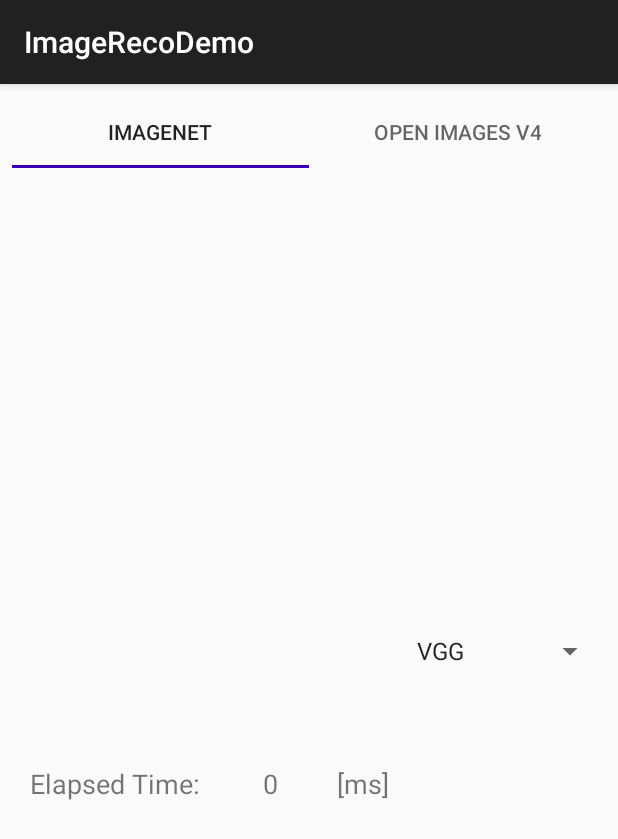
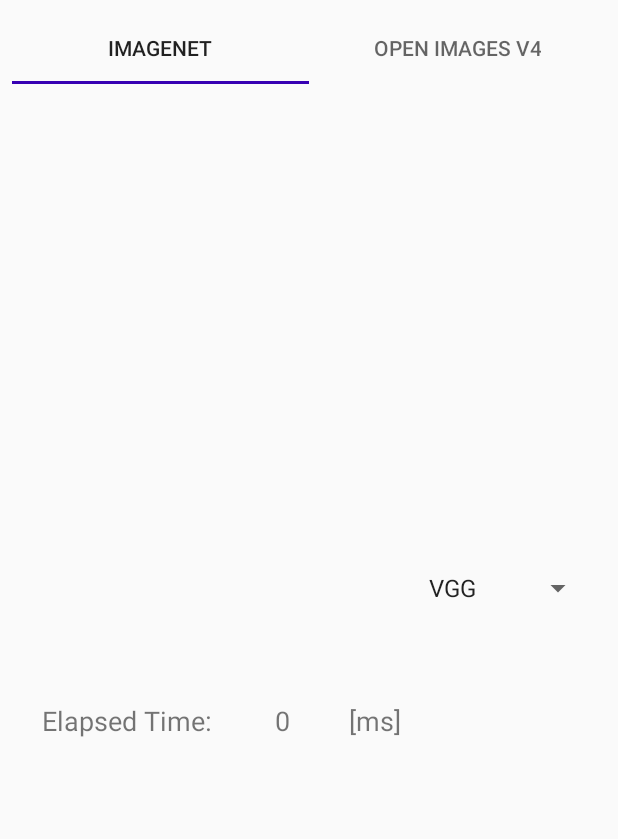
Before and after one commit to Koichi-Hatake/ImageRecoDemoApp, an Android app: the screen it shows after launch (MainActivity), on a phone screen of 412 x 824 dp. Shown: the top 839 px of the screen. Run offline under Robolectric (Android 15) with nearby library versions, the phone set to English and light mode, and no system bars; pictures from the network do not load; 6 statements that could not run were skipped.

Commit message:
Tab issue fix(#1). This is a issue of Pager layout parameter(layout_height).

```diff
--- a/app/src/main/java/net/seeeno/dl/imagerecodemo/ImageNetFragment.java
+++ b/app/src/main/java/net/seeeno/dl/imagerecodemo/ImageNetFragment.java
@@ -204,7 +204,6 @@ public class ImageNetFragment extends AbstractDatasetFragment {
         TreeMap<Integer, Float> resultMap = new TreeMap<>();
         for (int i=0; i < predictArray.length; i++) {
             if (predictArray[i] != 0) {
-                //resultMap.put(Float.valueOf(predictArray[i]), Integer.valueOf(i));
                 resultMap.put(Integer.valueOf(i), Float.valueOf(predictArray[i]));
                 //Log.v(TAG,"Result:" + i  + ": " + predictArray[i]);
             }
@@ -213,7 +212,6 @@ public class ImageNetFragment extends AbstractDatasetFragment {
         Collections.sort(list_entries, new Comparator<Map.Entry<Integer, Float>>() {
             public int compare(Map.Entry<Integer, Float> obj1, Map.Entry<Integer, Float> obj2) {
                 return obj2.getValue().compareTo(obj1.getValue());
-                //return obj2.getKey().compareTo(obj1.getKey());
             }
         });
         int ctr=0;
--- a/app/src/main/java/net/seeeno/dl/imagerecodemo/MainActivity.java
+++ b/app/src/main/java/net/seeeno/dl/imagerecodemo/MainActivity.java
@@ -111,7 +111,6 @@ public class MainActivity extends AppCompatActivity implements
         mTabLayout.setupWithViewPager(viewPager);
 
         mContext = getApplicationContext();
-        //mImageNetFragmet.initNetwork(mContext);
 
     }
 
--- a/app/src/main/res/layout/activity_main.xml
+++ b/app/src/main/res/layout/activity_main.xml
@@ -18,27 +18,23 @@
         app:layout_constraintStart_toStartOf="parent"
         app:layout_constraintTop_toTopOf="parent"
         app:tabIndicatorColor="@color/design_default_color_primary_dark">
-        <!--
-        <android.support.design.widget.TabItem
-            android:layout_width="match_parent"
-            android:layout_height="wrap_content"
-            android:text="@string/tab_name_imagenet"
-            android:visibility="visible" />
-
-        <android.support.design.widget.TabItem
-            android:layout_width="match_parent"
-            android:layout_height="wrap_content"
-            android:text="@string/tab_name_openimg_v4"
-            android:visibility="visible" />
--->
     </android.support.design.widget.TabLayout>
 
     <android.support.v4.view.ViewPager
         android:id="@+id/dataset_pager"
         android:layout_width="match_parent"
-        android:layout_height="match_parent"
-        tools:layout_editor_absoluteX="0dp"
-        tools:layout_editor_absoluteY="0dp"></android.support.v4.view.ViewPager>
+        android:layout_height="0dp"
+        app:layout_constrainedHeight="true"
+        android:layout_marginStart="8dp"
+        android:layout_marginTop="8dp"
+        android:layout_marginEnd="8dp"
+        android:layout_marginBottom="8dp"
+        app:layout_constraintBottom_toTopOf="@+id/fragment_gallery_container"
+        app:layout_constraintEnd_toEndOf="parent"
+        app:layout_constraintStart_toStartOf="parent"
+        app:layout_constraintTop_toBottomOf="@+id/dataset_tab">
+    </android.support.v4.view.ViewPager>
+
     <!--
     <View
         android:id="@+id/divider2"
--- a/app/src/main/res/layout/imagenet_fragment.xml
+++ b/app/src/main/res/layout/imagenet_fragment.xml
@@ -3,18 +3,18 @@
     xmlns:android="http://schemas.android.com/apk/res/android"
     xmlns:app="http://schemas.android.com/apk/res-auto"
     xmlns:tools="http://schemas.android.com/tools"
-    android:id="@+id/frameLayout"
-    android:layout_width="match_parent"
-    android:layout_height="match_parent"
+    android:layout_width="0dp"
+    android:layout_height="0dp"
     tools:context=".ImageNetFragment">
 
     <ImageView
         android:id="@+id/imagenet_reco_img"
         android:layout_width="350dp"
-        android:layout_height="350dp"
+        android:layout_height="300dp"
         android:layout_marginStart="16dp"
         android:layout_marginTop="8dp"
         android:layout_marginEnd="8dp"
+        app:layout_constrainedHeight="true"
         app:layout_constraintEnd_toEndOf="parent"
         app:layout_constraintStart_toStartOf="parent"
         app:layout_constraintTop_toTopOf="parent" />
@@ -27,6 +27,7 @@
         android:layout_marginTop="8dp"
         android:layout_marginEnd="8dp"
         android:orientation="horizontal"
+        app:layout_constrainedHeight="true"
         app:layout_constraintEnd_toEndOf="parent"
         app:layout_constraintStart_toStartOf="parent"
         app:layout_constraintTop_toBottomOf="@+id/imagenet_reco_img">
@@ -37,7 +38,7 @@
             android:layout_height="70dp"
             android:layout_gravity="center_horizontal"
             android:layout_marginLeft="12dp"
-            android:layout_marginTop="4dp"
+            android:layout_marginTop="1dp"
             android:gravity="left"
             android:text=""
             android:textSize="16sp"
--- a/app/src/main/res/layout/openimages_fragment.xml
+++ b/app/src/main/res/layout/openimages_fragment.xml
@@ -3,8 +3,8 @@
     xmlns:android="http://schemas.android.com/apk/res/android"
     xmlns:app="http://schemas.android.com/apk/res-auto"
     xmlns:tools="http://schemas.android.com/tools"
-    android:layout_width="match_parent"
-    android:layout_height="match_parent"
+    android:layout_width="0dp"
+    android:layout_height="0dp"
     tools:context=".OpenImagesFragment">
 
     <!-- TODO: Update blank fragment layout -->
@@ -16,7 +16,7 @@
         android:layout_marginTop="8dp"
         android:layout_marginEnd="8dp"
         android:layout_marginBottom="8dp"
-        android:text="@string/hello_blank_fragment"
+        app:layout_constrainedHeight="true"
         app:layout_constraintBottom_toBottomOf="parent"
         app:layout_constraintEnd_toEndOf="parent"
         app:layout_constraintStart_toStartOf="parent"
--- a/app/src/main/res/values/styles.xml
+++ b/app/src/main/res/values/styles.xml
@@ -1,7 +1,8 @@
 <resources>
 
     <!-- Base application theme. -->
-    <style name="AppTheme" parent="Theme.AppCompat.Light.DarkActionBar">
+    <!---<style name="AppTheme" parent="Theme.AppCompat.Light.DarkActionBar"> -->
+    <style name="AppTheme" parent="Theme.AppCompat.Light.NoActionBar">
         <!-- Customize your theme here. -->
         <!--
         <item name="colorPrimary">@color/colorPrimary</item>
```
